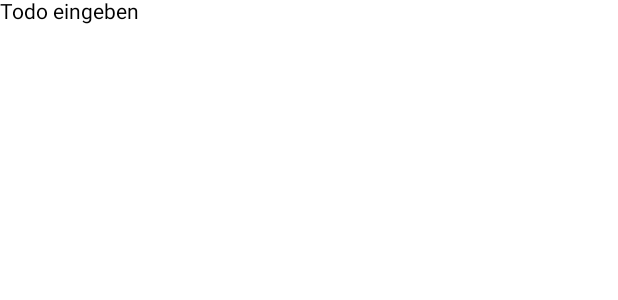
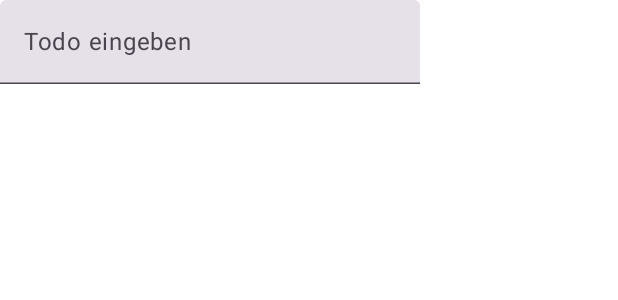
Before and after one commit to behrends/TodosCompose, an Android app built with Jetpack Compose: the @Preview function TodosApp, on a phone screen of 412 x 824 dp. Shown: the top 300 px of the screen. Run offline under Robolectric (Android 15) with nearby library versions, the phone set to English and light mode, and no system bars.

Commit message:
Minimales Material 3 TextField

```diff
--- a/app/src/main/java/com/example/tif21todoscompose/MainActivity.kt
+++ b/app/src/main/java/com/example/tif21todoscompose/MainActivity.kt
@@ -7,6 +7,7 @@ import androidx.compose.foundation.layout.fillMaxSize
 import androidx.compose.material3.MaterialTheme
 import androidx.compose.material3.Surface
 import androidx.compose.material3.Text
+import androidx.compose.material3.TextField
 import androidx.compose.runtime.Composable
 import androidx.compose.ui.Modifier
 import androidx.compose.ui.res.stringResource
@@ -38,5 +39,9 @@ fun TodosApp() {
 
 @Composable
 fun TodoInput() {
-    Text(stringResource(R.string.enter_todo))
+    TextField(
+        value = "",
+        onValueChange = {},
+        label = { Text(stringResource(R.string.enter_todo)) },
+    )
 }
```
